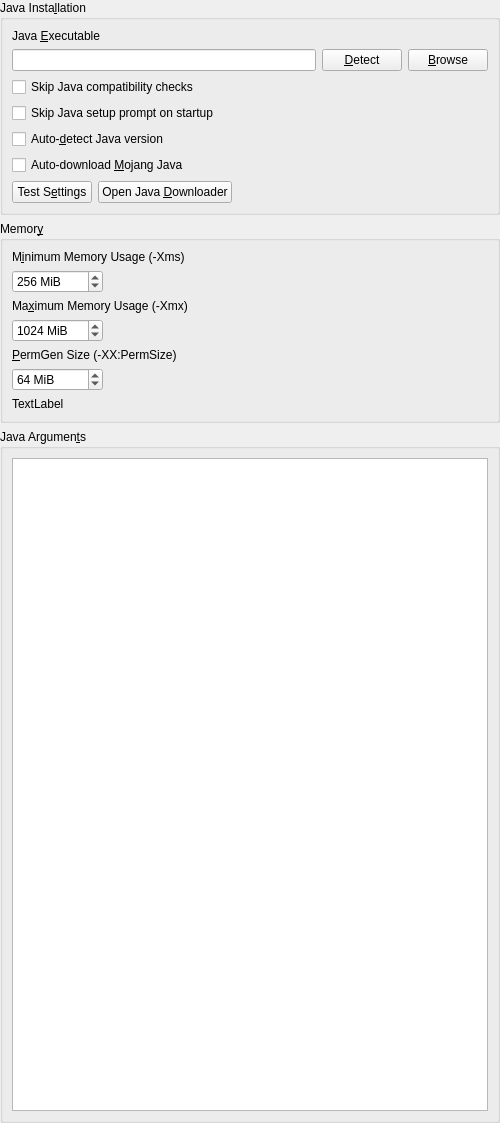
The window that launcher/ui/widgets/JavaSettingsWidget.ui (FreesmTeam/FreesmLauncher) describes before a commit, drawn with Qt 5.
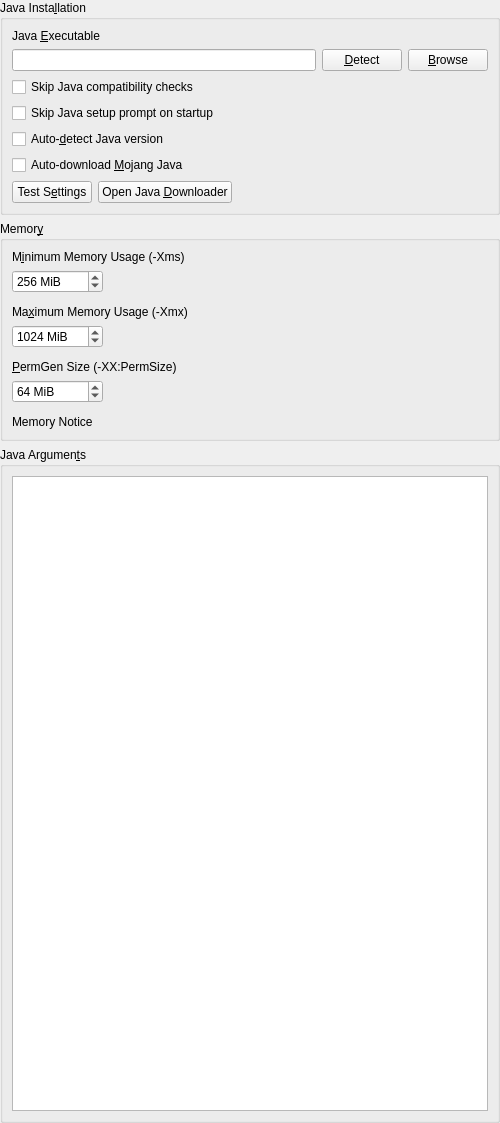
The same window after the commit.

Patch:
```diff
--- a/launcher/ui/widgets/JavaSettingsWidget.ui
+++ b/launcher/ui/widgets/JavaSettingsWidget.ui
@@ -202,6 +202,22 @@
         </property>
        </widget>
       </item>
+      <item>
+       <spacer name="verticalSpacer_3">
+        <property name="orientation">
+         <enum>Qt::Vertical</enum>
+        </property>
+        <property name="sizeType">
+         <enum>QSizePolicy::Fixed</enum>
+        </property>
+        <property name="sizeHint" stdset="0">
+         <size>
+          <width>0</width>
+          <height>6</height>
+         </size>
+        </property>
+       </spacer>
+      </item>
       <item>
        <widget class="QLabel" name="labelMaxMem">
         <property name="text">
@@ -240,6 +256,22 @@
         </property>
        </widget>
       </item>
+      <item>
+       <spacer name="verticalSpacer_2">
+        <property name="orientation">
+         <enum>Qt::Vertical</enum>
+        </property>
+        <property name="sizeType">
+         <enum>QSizePolicy::Fixed</enum>
+        </property>
+        <property name="sizeHint" stdset="0">
+         <size>
+          <width>0</width>
+          <height>6</height>
+         </size>
+        </property>
+       </spacer>
+      </item>
       <item>
        <widget class="QLabel" name="label_11">
         <property name="text">
@@ -278,10 +310,26 @@
         </property>
        </widget>
       </item>
+      <item>
+       <spacer name="verticalSpacer">
+        <property name="orientation">
+         <enum>Qt::Vertical</enum>
+        </property>
+        <property name="sizeType">
+         <enum>QSizePolicy::Fixed</enum>
+        </property>
+        <property name="sizeHint" stdset="0">
+         <size>
+          <width>0</width>
+          <height>6</height>
+         </size>
+        </property>
+       </spacer>
+      </item>
       <item>
        <widget class="QLabel" name="labelMaxMemNotice">
         <property name="text">
-         <string>TextLabel</string>
+         <string>Memory Notice</string>
         </property>
        </widget>
       </item>
```
